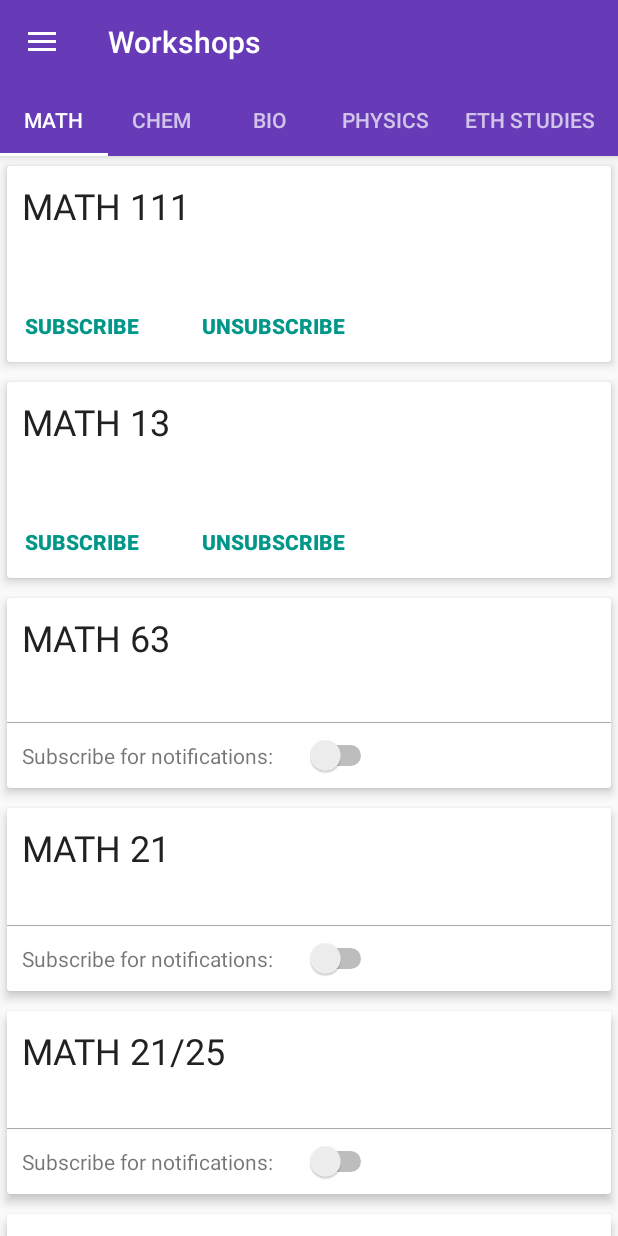
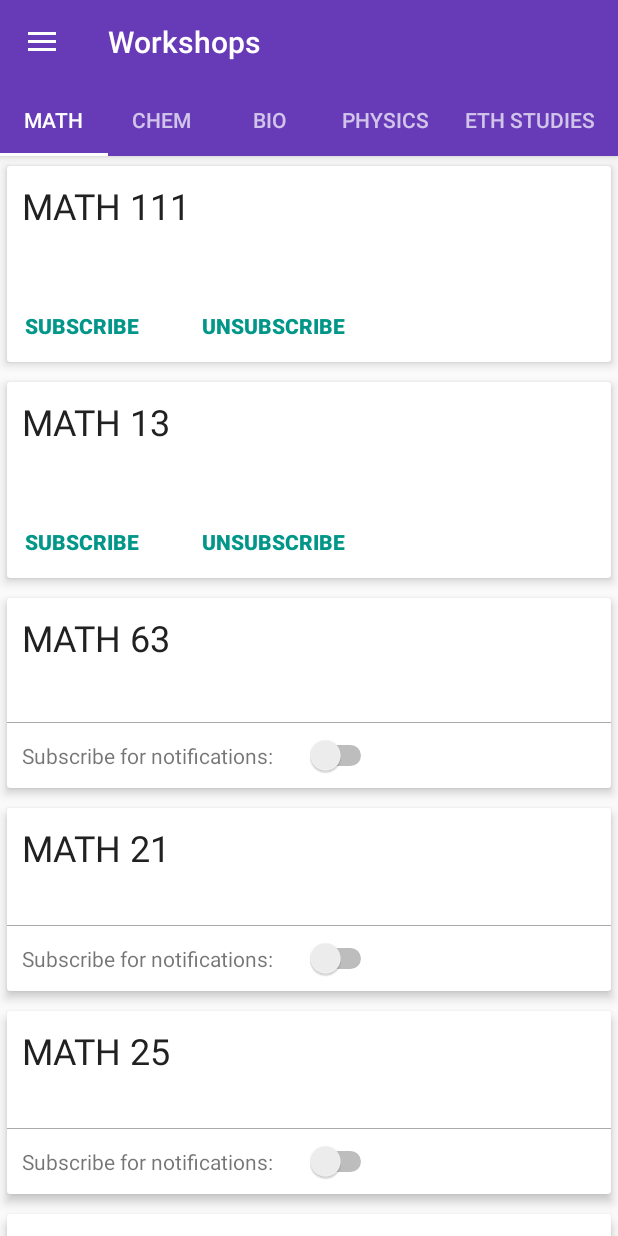
Before and after one commit to 5erade/metasapp, an Android app: the screen it shows after launch (MainActivity), in the side drawer, after a tap on an icon or button, on a phone screen of 412 x 824 dp. Run offline under Robolectric (Android 15) with nearby library versions, the phone set to English and light mode, and no system bars; our stand-ins replace Firebase (no records; nobody signed in at launch, a user with empty details on screens opened directly); libraries missing offline, so code that uses them is left out: com.firebase.client, com.firebase.ui; pictures from the network do not load; 22 statements that could not run were skipped.

Commit message:
Math 21/25 to 25

```diff
--- a/app/src/main/res/layout/math_static_fragment.xml
+++ b/app/src/main/res/layout/math_static_fragment.xml
@@ -384,7 +384,7 @@
 
             <TextView
                 android:id="@+id/textViewMath25"
-                android:text="MATH 21/25"
+                android:text="MATH 25"
                 android:layout_width="match_parent"
                 android:layout_height="wrap_content"
                 android:textSize="24sp"
```
Also changed, not shown: 1 other file.
